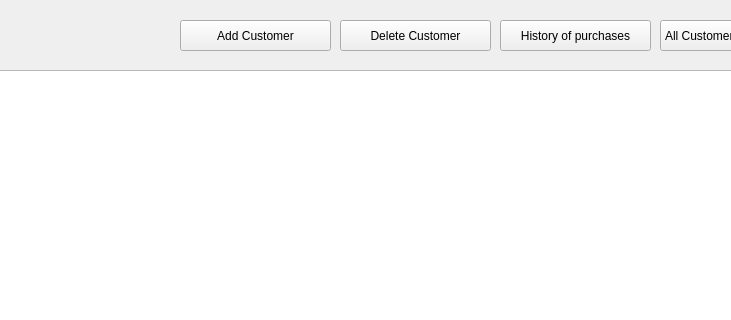
This is src/adminwindow.ui in brianclinkenbeard/pamphlet as Qt 5 draws it before an edit; both pictures show x 190 to 921 and y 0 to 320 of the 1024 by 650 pixel window. The edited form follows.
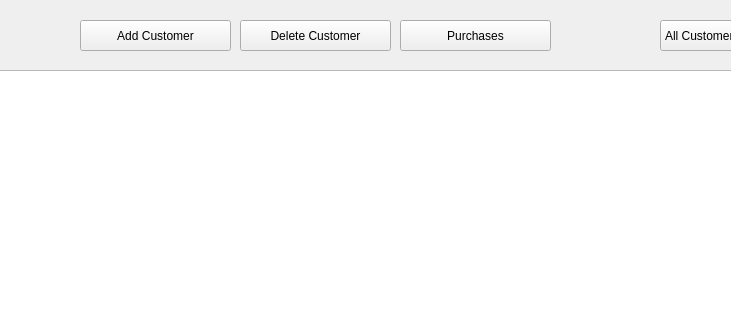
This is the edited form.

Commit message: minor ui changes, remove transaction option from customer window

The edit to the form file:
```diff
--- a/src/adminwindow.ui
+++ b/src/adminwindow.ui
@@ -45,7 +45,7 @@
   <widget class="QPushButton" name="deleteButton">
    <property name="geometry">
     <rect>
-     <x>530</x>
+     <x>430</x>
      <y>20</y>
      <width>151</width>
      <height>31</height>
@@ -58,7 +58,7 @@
   <widget class="QPushButton" name="addButton">
    <property name="geometry">
     <rect>
-     <x>370</x>
+     <x>270</x>
      <y>20</y>
      <width>151</width>
      <height>31</height>
@@ -71,14 +71,14 @@
   <widget class="QPushButton" name="transactionsButton">
    <property name="geometry">
     <rect>
-     <x>690</x>
+     <x>590</x>
      <y>20</y>
      <width>151</width>
      <height>31</height>
     </rect>
    </property>
    <property name="text">
-    <string>History of purchases</string>
+    <string>Purchases</string>
    </property>
   </widget>
   <widget class="QComboBox" name="sortBox">
```
The commit also changes 6 other files.
